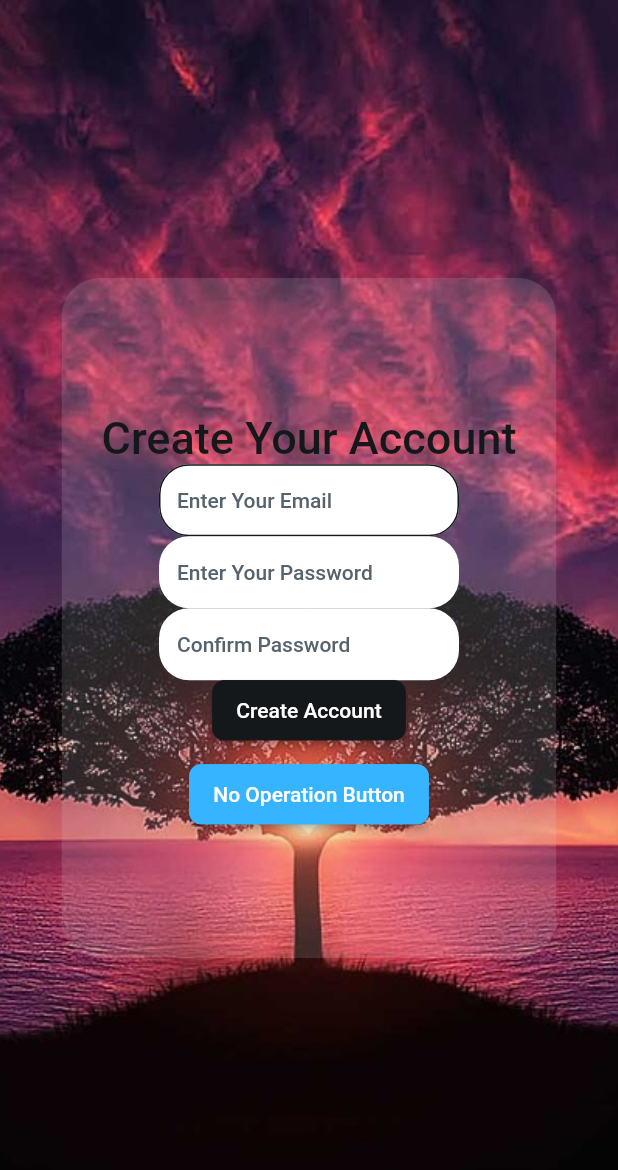
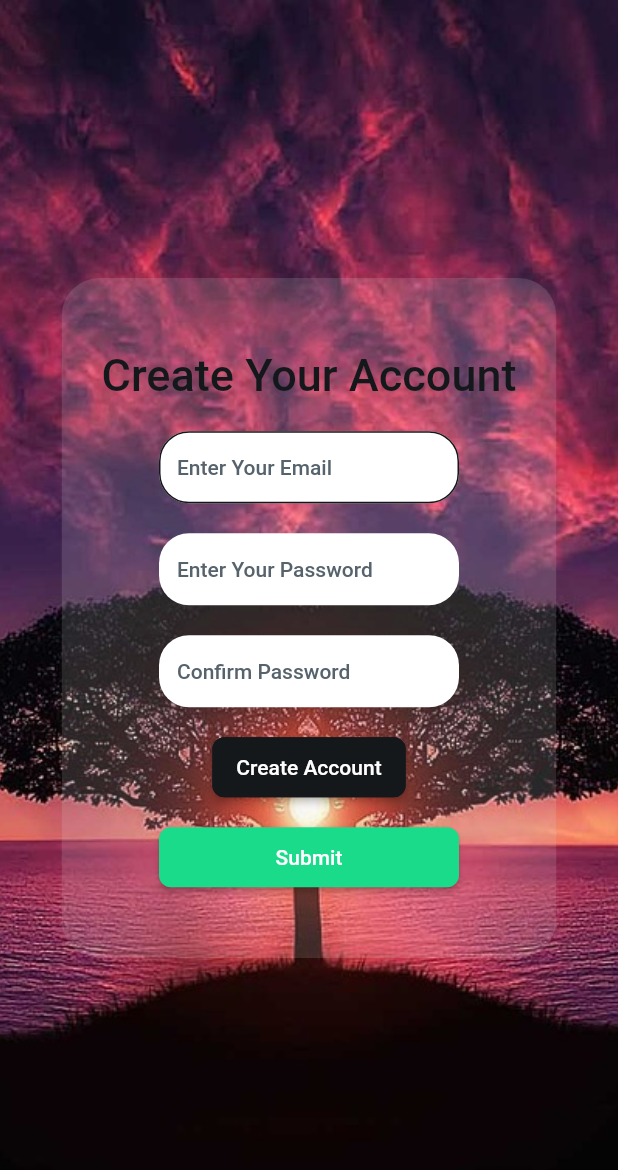
Before and after one commit to Prathamesh0009/flutter_test, a Flutter app: the screen it shows after launch, on a phone screen of 412 x 824 dp. Shown: the top 1170 px of the screen. Run offline on Flutter 3.47's test engine with Material 3 defaults, Android fonts, the phone set to English and light mode, and no system bars; drawn by our look-alikes of auto_size_text; our stand-ins replace font_awesome_flutter, from_css_color, go_router, google_fonts, page_transition, shared_preferences and 1 more; missing offline and left inert: json_path; Roboto replaces fonts that are missing (Readex Pro).

Commit message:
added_lamda_function_to_button

```diff
--- a/lib/pages/home_page/home_page_widget.dart
+++ b/lib/pages/home_page/home_page_widget.dart
@@ -3,6 +3,8 @@ import '/flutter_flow/flutter_flow_util.dart';
 import '/flutter_flow/flutter_flow_widgets.dart';
 import 'package:flutter/material.dart';
 import 'home_page_model.dart';
+import 'package:http/http.dart' as http;
+import 'dart:convert';
 export 'home_page_model.dart';
 
 class HomePageWidget extends StatefulWidget {
@@ -14,7 +16,6 @@ class HomePageWidget extends StatefulWidget {
 
 class _HomePageWidgetState extends State<HomePageWidget> {
   late HomePageModel _model;
-
   final scaffoldKey = GlobalKey<ScaffoldState>();
 
   @override
@@ -37,8 +38,42 @@ class _HomePageWidgetState extends State<HomePageWidget> {
   @override
   void dispose() {
     _model.dispose();
+    super.dispose();
+  }
 
-    super.dispose();
+  // Function to invoke Lambda and display data
+  Future<void> invokeLambda() async {
+    final url = 'https://3hpecezzt3.execute-api.us-east-1.amazonaws.com/test1';
+
+    try {
+      final response = await http.get(Uri.parse(url));
+      if (response.statusCode == 200) {
+        final data = jsonDecode(response.body);
+
+        // Show data in an alert dialog
+        showDialog(
+          context: context,
+          builder: (BuildContext context) {
+            return AlertDialog(
+              title: Text('Lambda Response'),
+              content: Text(data.toString()),
+              actions: <Widget>[
+                TextButton(
+                  onPressed: () {
+                    Navigator.of(context).pop();
+                  },
+                  child: Text('OK'),
+                ),
+              ],
+            );
+          },
+        );
+      } else {
+        print('Failed to load data: ${response.statusCode}');
+      }
+    } catch (e) {
+      print('Error occurred: $e');
+    }
   }
 
   @override
@@ -84,7 +119,9 @@ class _HomePageWidgetState extends State<HomePageWidget> {
                         fontWeight: FontWeight.w500,
                       ),
                     ),
-                    SizedBox(
+                    Padding(
+                      padding: const EdgeInsets.only(top: 20.0),
+                      child: SizedBox(
                         width: 200.0,
                         child: TextFormField(
                           controller: _model.emailTextController,
@@ -93,14 +130,16 @@ class _HomePageWidgetState extends State<HomePageWidget> {
                           obscureText: false,
                           decoration: InputDecoration(
                             isDense: true,
-                          labelStyle:
-                              FlutterFlowTheme.of(context).labelMedium.override(
+                            labelStyle: FlutterFlowTheme.of(context)
+                                .labelMedium
+                                .override(
                                   fontFamily: 'Readex Pro',
                                   letterSpacing: 0.0,
                                 ),
                             hintText: 'Enter Your Email\n',
-                          hintStyle:
-                              FlutterFlowTheme.of(context).labelMedium.override(
+                            hintStyle: FlutterFlowTheme.of(context)
+                                .labelMedium
+                                .override(
                                   fontFamily: 'Readex Pro',
                                   letterSpacing: 0.0,
                                 ),
@@ -136,37 +175,45 @@ class _HomePageWidgetState extends State<HomePageWidget> {
                             fillColor:
                                 FlutterFlowTheme.of(context).secondaryBackground,
                           ),
-                        style: FlutterFlowTheme.of(context).bodyMedium.override(
+                          style: FlutterFlowTheme.of(context)
+                              .bodyMedium
+                              .override(
                                 fontFamily: 'Readex Pro',
                                 letterSpacing: 0.0,
                               ),
-                        cursorColor: FlutterFlowTheme.of(context).primaryText,
+                          cursorColor:
+                              FlutterFlowTheme.of(context).primaryText,
                           validator: _model.emailTextControllerValidator
                               .asValidator(context),
                         ),
                       ),
-                    SizedBox(
+                    ),
+                    Padding(
+                      padding: const EdgeInsets.only(top: 20.0),
+                      child: SizedBox(
                         width: 200.0,
                         child: TextFormField(
                           controller: _model.passwordTextController,
                           focusNode: _model.passwordFocusNode,
                           autofocus: false,
-                        obscureText: false,
+                          obscureText: true,
                           decoration: InputDecoration(
                             isDense: true,
-                          labelStyle:
-                              FlutterFlowTheme.of(context).labelMedium.override(
+                            labelStyle: FlutterFlowTheme.of(context)
+                                .labelMedium
+                                .override(
                                   fontFamily: 'Readex Pro',
                                   letterSpacing: 0.0,
                                 ),
                             hintText: 'Enter Your Password',
-                          hintStyle:
-                              FlutterFlowTheme.of(context).labelMedium.override(
+                            hintStyle: FlutterFlowTheme.of(context)
+                                .labelMedium
+                                .override(
                                   fontFamily: 'Readex Pro',
                                   letterSpacing: 0.0,
                                 ),
                             enabledBorder: OutlineInputBorder(
-                            borderSide: const BorderSide(
+                              borderSide: BorderSide(
                                 color: Color(0x00000000),
                                 width: 1.0,
                               ),
@@ -197,37 +244,45 @@ class _HomePageWidgetState extends State<HomePageWidget> {
                             fillColor:
                                 FlutterFlowTheme.of(context).secondaryBackground,
                           ),
-                        style: FlutterFlowTheme.of(context).bodyMedium.override(
+                          style: FlutterFlowTheme.of(context)
+                              .bodyMedium
+                              .override(
                                 fontFamily: 'Readex Pro',
                                 letterSpacing: 0.0,
                               ),
-                        cursorColor: FlutterFlowTheme.of(context).primaryText,
+                          cursorColor:
+                              FlutterFlowTheme.of(context).primaryText,
                           validator: _model.passwordTextControllerValidator
                               .asValidator(context),
                         ),
                       ),
-                    SizedBox(
+                    ),
+                    Padding(
+                      padding: const EdgeInsets.only(top: 20.0),
+                      child: SizedBox(
                         width: 200.0,
                         child: TextFormField(
                           controller: _model.confirmPasswordTextController,
                           focusNode: _model.confirmPasswordFocusNode,
                           autofocus: false,
-                        obscureText: false,
+                          obscureText: true,
                           decoration: InputDecoration(
                             isDense: true,
-                          labelStyle:
-                              FlutterFlowTheme.of(context).labelMedium.override(
+                            labelStyle: FlutterFlowTheme.of(context)
+                                .labelMedium
+                                .override(
                                   fontFamily: 'Readex Pro',
                                   letterSpacing: 0.0,
                                 ),
                             hintText: 'Confirm Password',
-                          hintStyle:
-                              FlutterFlowTheme.of(context).labelMedium.override(
+                            hintStyle: FlutterFlowTheme.of(context)
+                                .labelMedium
+                                .override(
                                   fontFamily: 'Readex Pro',
                                   letterSpacing: 0.0,
                                 ),
                             enabledBorder: OutlineInputBorder(
-                            borderSide: const BorderSide(
+                              borderSide: BorderSide(
                                 color: Color(0x00000000),
                                 width: 1.0,
                               ),
@@ -258,16 +313,23 @@ class _HomePageWidgetState extends State<HomePageWidget> {
                             fillColor:
                                 FlutterFlowTheme.of(context).secondaryBackground,
                           ),
-                        style: FlutterFlowTheme.of(context).bodyMedium.override(
+                          style: FlutterFlowTheme.of(context)
+                              .bodyMedium
+                              .override(
                                 fontFamily: 'Readex Pro',
                                 letterSpacing: 0.0,
                               ),
-                        cursorColor: FlutterFlowTheme.of(context).primaryText,
-                        validator: _model.confirmPasswordTextControllerValidator
+                          cursorColor:
+                              FlutterFlowTheme.of(context).primaryText,
+                          validator:
+                              _model.confirmPasswordTextControllerValidator
                                   .asValidator(context),
                         ),
                       ),
-                    FFButtonWidget(
+                    ),
+                    Padding(
+                      padding: const EdgeInsets.only(top: 20.0),
+                      child: FFButtonWidget(
                         onPressed: () async {
                           context.pushNamed('Page2');
                         },
@@ -295,17 +357,18 @@ class _HomePageWidgetState extends State<HomePageWidget> {
                           borderRadius: BorderRadius.circular(8.0),
                         ),
                       ),
-                    const SizedBox(height: 16.0),
-                    FFButtonWidget(
-                      onPressed: null, // No operation button
-                      text: 'No Operation Button',
+                    ),
+                    Padding(
+                      padding: const EdgeInsets.only(top: 20.0),
+                      child: FFButtonWidget(
+                        onPressed: () async {
+                          invokeLambda();
+                        },
+                        text: 'Submit',
                         options: FFButtonOptions(
+                          width: 200.0,
                           height: 40.0,
-                        padding: const EdgeInsetsDirectional.fromSTEB(
-                            16.0, 0.0, 16.0, 0.0),
-                        iconPadding: const EdgeInsetsDirectional.fromSTEB(
-                            0.0, 0.0, 0.0, 0.0),
-                        color: FlutterFlowTheme.of(context).secondary,
+                          color: FlutterFlowTheme.of(context).primary,
                           textStyle: FlutterFlowTheme.of(context)
                               .titleSmall
                               .override(
@@ -314,11 +377,12 @@ class _HomePageWidgetState extends State<HomePageWidget> {
                                 letterSpacing: 0.0,
                               ),
                           elevation: 2.0,
-                        borderSide: BorderSide(
-                          color: FlutterFlowTheme.of(context).secondary,
+                          borderSide: const BorderSide(
+                            color: Colors.transparent,
                             width: 1.0,
                           ),
                           borderRadius: BorderRadius.circular(8.0),
+                        ),
                       ),
                     ),
                   ],
--- a/pubspec.yaml
+++ b/pubspec.yaml
@@ -21,6 +21,7 @@ environment:
   sdk: ">=3.0.0 <4.0.0"
 
 dependencies:
+  http: ^0.13.3
   flutter:
     sdk: flutter
   flutter_localizations:
```
Also changed, not shown: pubspec.lock, 1 other file. Lines whose indentation alone changed are shown as unchanged.
